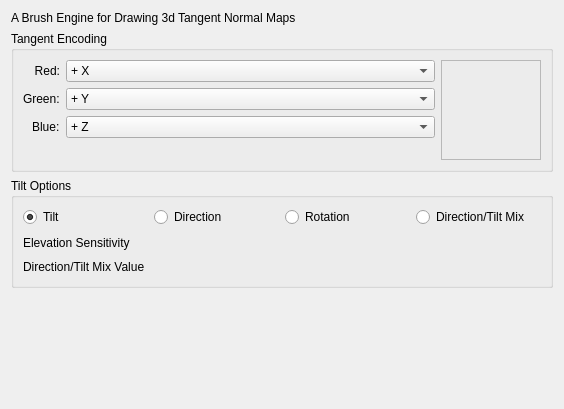
Before: the Qt Designer form plugins/paintops/tangentnormal/wdgtangenttiltoption.ui in KDE/krita, drawn with Qt 5.
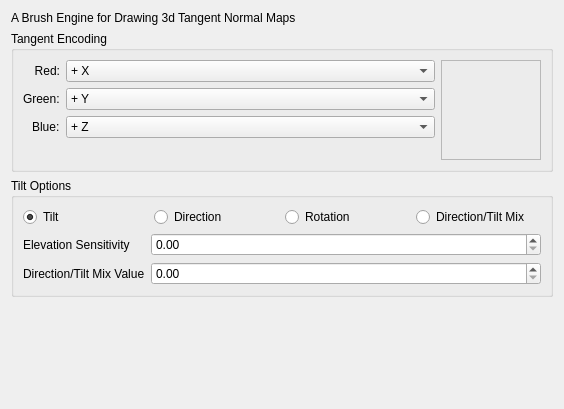
After: the same form once the commit is applied. Custom widgets are drawn as their Qt base class.

Commit message:
ui: Fix Designer not rendering KisDoubleSliderSpinBox as QDoubleSpinBox
Part-of: <https://invent.kde.org/graphics/krita/-/merge_requests/1742>

```diff
--- a/plugins/paintops/tangentnormal/wdgtangenttiltoption.ui
+++ b/plugins/paintops/tangentnormal/wdgtangenttiltoption.ui
@@ -325,7 +325,7 @@
  <customwidgets>
   <customwidget>
    <class>KisDoubleSliderSpinBox</class>
-   <extends>QWidget</extends>
+   <extends>QDoubleSpinBox</extends>
    <header>kis_slider_spin_box.h</header>
    <container>1</container>
   </customwidget>
```
The commit also changes 54 other files.
